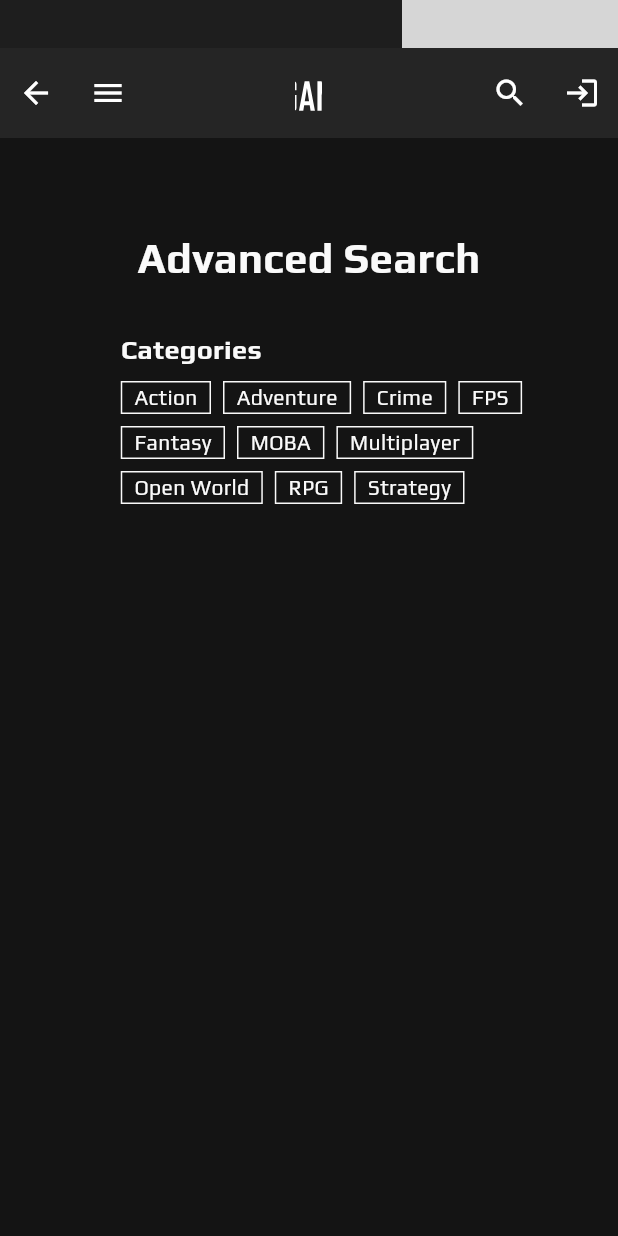
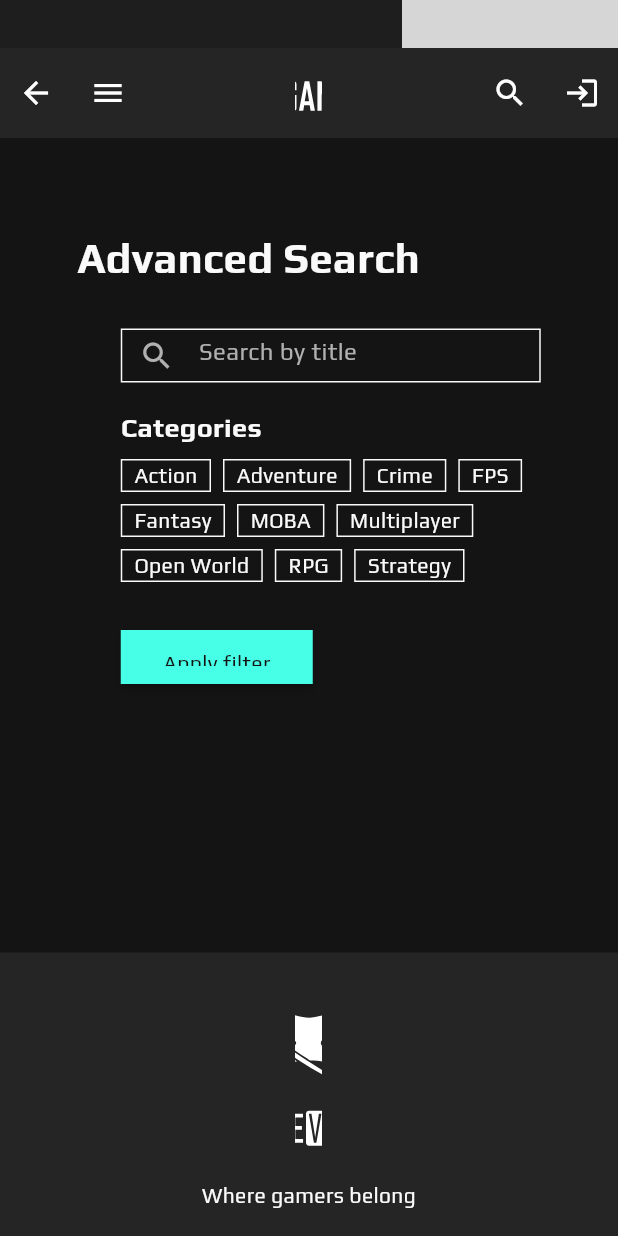
Before and after one commit to FIT-SE23/GameVerse, a Flutter app: the AdvanceSearchScreen screen opened by its route, on a phone screen of 412 x 824 dp. Run offline on Flutter 3.47's test engine with Material 3 defaults, Android fonts, the phone set to English and light mode, and no system bars; our stand-ins replace app_links, file_picker, flutter_dotenv, flutter_secure_storage, flutter_svg, freezed_annotation and 3 more; missing offline and left inert: bitsdojo_window, flutter_paypal_payment, win32; accounts and stored records are empty; network calls fail; grey boxes are pictures that could not be loaded.

Commit message:
small fix in some screens and simple advanced search screen

```diff
--- a/app/lib/ui/advance_search/widgets/advance_search_screen.dart
+++ b/app/lib/ui/advance_search/widgets/advance_search_screen.dart
@@ -1,30 +1,27 @@
 import 'package:flutter/material.dart';
 import 'package:gameverse/ui/advance_search/view_model/advanced_search_viewmodel.dart';
-
-import 'package:gameverse/ui/shared/widgets/game_card.dart';
 
 import 'package:gameverse/config/spacing_config.dart';
 import 'package:gameverse/ui/shared/widgets/page_footer.dart';
 import 'package:provider/provider.dart';
 
 import 'filter_sidebar.dart';
+import 'filtered_game_section.dart';
 
 class AdvanceSearchScreen extends StatefulWidget {
   const AdvanceSearchScreen({super.key});
 
   @override
-  State<StatefulWidget> createState() => _AdvanceSearchScreenState();
+  State<AdvanceSearchScreen> createState() => _AdvanceSearchScreenState();
 }
 
 class _AdvanceSearchScreenState extends State<AdvanceSearchScreen> {
   final ScrollController _scrollController = ScrollController();
-  final TextEditingController _searchController = TextEditingController();
-  final FocusNode _searchFocusNode = FocusNode();
 
   double _sidebarTop = 127;
 
   final double _footerHeight = 560;
-  final double _sidebarHeight = 300;
+  final double _sidebarHeight = 200;
 
   @override
   void initState() {
@@ -57,14 +54,12 @@ class _AdvanceSearchScreenState extends State<AdvanceSearchScreen> {
   @override
   void dispose() {
     _scrollController.dispose();
-    _searchController.dispose();
-    _searchFocusNode.dispose();
     super.dispose();
   }
 
   @override
   Widget build(BuildContext context) {
-    final double sidebarWidth = 280;
+    const double sidebarWidth = 280;
 
     return Consumer<AdvancedSearchViewmodel>(
       builder: (context, advancedSearchViewmodel, child) {
@@ -84,30 +79,21 @@ class _AdvanceSearchScreenState extends State<AdvanceSearchScreen> {
                           'Advanced Search',
                           style: Theme.of(context).textTheme.displayLarge,
                         ),
-                        const SizedBox(height: 640),
+                        const SizedBox(height: 32),
 
-                        // GridView.builder(
-                        //   shrinkWrap: true,
-                        //   physics: NeverScrollableScrollPhysics(),
-                        //   gridDelegate: SliverGridDelegateWithFixedCrossAxisCount(
-                        //     crossAxisCount: 3,
-                        //     crossAxisSpacing: spaceCardHorizontal,
-                        //     mainAxisSpacing: 16,
-                        //     childAspectRatio: 1,
-                        //   ),
-                        //   itemCount: games.length,
-                        //   itemBuilder: (context, index) => GameCard(
-                        //     game: games[index],
-                        //     width: cardWidth(context),
-                        //     showPrice: false,
-                        //   ),
-                        // ),
-
+                        Row(
+                          crossAxisAlignment: CrossAxisAlignment.start,
+                          children: [
+                            Expanded(
+                              child: FilteredGameSection(gameList: advancedSearchViewmodel.filteredGames),
+                            ),
+                            const SizedBox(width: 32 + sidebarWidth),
+                          ],
+                        ),
                         const SizedBox(height: 96), // Extra space before footer
                       ],
                     ),
                   ),
-
                   PageFooter(),
                 ],
               ),
@@ -118,7 +104,7 @@ class _AdvanceSearchScreenState extends State<AdvanceSearchScreen> {
               right: negativeSpaceWidth(context),
               child: SizedBox(
                 width: sidebarWidth,
-                child: FilterSidebar(categoryMap: advancedSearchViewmodel.categoryMap),
+                child: FilterSidebar(),
               ),
             ),
           ],
--- a/app/lib/ui/advance_search/widgets/filter_sidebar.dart
+++ b/app/lib/ui/advance_search/widgets/filter_sidebar.dart
@@ -1,22 +1,73 @@
 import 'package:flutter/material.dart';
 
+import 'package:provider/provider.dart';
+import '../view_model/advanced_search_viewmodel.dart';
+
 import 'package:gameverse/ui/shared/widgets/category_chip.dart';
+import 'package:gameverse/config/app_theme.dart';
 
-class FilterSidebar extends StatelessWidget {
-  final Map<String, bool> categoryMap;
-
+class FilterSidebar extends StatefulWidget {
   const FilterSidebar({
     super.key,
-    required this.categoryMap,
   });
+
+  @override
+  State<FilterSidebar> createState() => _FilterSidebarState();
+}
+
+class _FilterSidebarState extends State<FilterSidebar> {
+  final TextEditingController _searchController = TextEditingController();
+  final FocusNode _searchFocusNode = FocusNode();
 
   @override
   Widget build(BuildContext context) {
     final theme = Theme.of(context);
 
+    final viewModel = Provider.of<AdvancedSearchViewmodel>(context, listen: false);
+
     return Column(
       crossAxisAlignment: CrossAxisAlignment.start,
       children: [
+        SizedBox(
+          height: 36,
+          child: TextField(
+            controller: _searchController,
+            focusNode: _searchFocusNode,
+            decoration: InputDecoration(
+              hintText: 'Search by title',
+              prefixIcon: Icon(
+                Icons.search,
+                color: theme.colorScheme.onSurfaceVariant
+              ),
+              suffixIcon: _searchController.text.isNotEmpty
+                  ? IconButton(
+                      icon: const Icon(Icons.clear),
+                      onPressed: () {
+                        _searchController.clear();
+                        viewModel.setSearchQuery('');
+                      },
+                    )
+                  : null,
+              border: InputBorder.none,
+              enabledBorder: OutlineInputBorder(
+                borderSide: BorderSide(color: AppTheme.currentThemeColors(theme.brightness).getText),
+                borderRadius: BorderRadius.zero
+              ),
+              focusedBorder: OutlineInputBorder(
+                borderSide: BorderSide(color: AppTheme.currentThemeColors(theme.brightness).getCyan),
+                borderRadius: BorderRadius.zero
+              ),
+              filled: false,
+              contentPadding: const EdgeInsets.symmetric(
+                horizontal: 16,
+                vertical: 12,
+              ),
+            ),
+            onChanged: viewModel.setSearchQuery,
+          ),
+        ),
+        const SizedBox(height: 16),
+
         Text(
           'Categories',
           style: theme.textTheme.titleMedium
@@ -26,15 +77,35 @@ class FilterSidebar extends StatelessWidget {
           spacing: 8,
           runSpacing: 8,
           children: [
-            for (String name in categoryMap.keys)
-              if (name.isNotEmpty)
-                CategoryChip(
-                  name: name,
-                  onSelect: () {},
-                  isSelected: categoryMap[name] ?? false,
-                )
+            for (String name in viewModel.categoryMap.keys)
+              CategoryChip(
+                name: name,
+                onSelect: () {
+                  viewModel.switchCategorySelectState(name);
+                },
+                isSelected: viewModel.categoryMap[name]!,
+              )
           ],
-        )
+        ),
+
+        SizedBox(height: 32),
+
+        SizedBox(
+          width: 128,
+          height: 36,
+          child: ElevatedButton(
+            style: theme.elevatedButtonTheme.style,
+            onPressed: () {
+              viewModel.applyFilters();
+            },
+            child: Text(
+              'Apply filter',
+              style: theme.textTheme.bodyMedium!.copyWith(
+                color: theme.scaffoldBackgroundColor
+              ),
+            ),
+          ),
+        ),
       ]
     );
   }
--- a/app/lib/ui/game_detail/widgets/game_details_screen.dart
+++ b/app/lib/ui/game_detail/widgets/game_details_screen.dart
@@ -72,7 +72,7 @@ class _GameDetailsScreenState extends State<GameDetailsScreen> {
     // final status = viewModel.state;
     final theme = Theme.of(context);
 
-    final double sidebarWidth = 280;
+    const double sidebarWidth = 280;
 
     return Consumer<GameDetailsViewModel>(
       builder: (context, gameDetailsViewModel, child) {
@@ -238,7 +238,7 @@ class _GameDetailsScreenState extends State<GameDetailsScreen> {
                                             )
                                           ),
 
-                                          SizedBox(width: 32 + sidebarWidth),
+                                          const SizedBox(width: 32 + sidebarWidth),
                                         ],
                                       ),
 
--- a/app/lib/ui/game_detail/widgets/game_media_carousel.dart
+++ b/app/lib/ui/game_detail/widgets/game_media_carousel.dart
@@ -10,7 +10,7 @@ class GameMediaCarousel extends StatefulWidget {
   });
 
   @override
-  State<StatefulWidget> createState() => _GameMediaCarouselState();
+  State<GameMediaCarousel> createState() => _GameMediaCarouselState();
 }
 
 class _GameMediaCarouselState extends State<GameMediaCarousel> {
--- a/app/lib/ui/library/widgets/library_screen.dart
+++ b/app/lib/ui/library/widgets/library_screen.dart
@@ -25,7 +25,7 @@ class _LibraryScreenState extends State<LibraryScreen> with TickerProviderStateM
   @override
   void initState() {
     super.initState();
-    _tabController = TabController(length: 4, vsync: this);
+    _tabController = TabController(length: 3, vsync: this);
 
     WidgetsBinding.instance.addPostFrameCallback((_) {
       Provider.of<LibraryViewModel>(context, listen: false).loadLibrary();
```
Also changed, not shown: app/lib/ui/advance_search/view_model/advanced_search_viewmodel.dart (+42 -17 lines), app/lib/ui/advance_search/widgets/filtered_game_section.dart (added, +70 -0 lines), app/lib/ui/auth/widgets/auth_screen.dart (+7 -7 lines).
